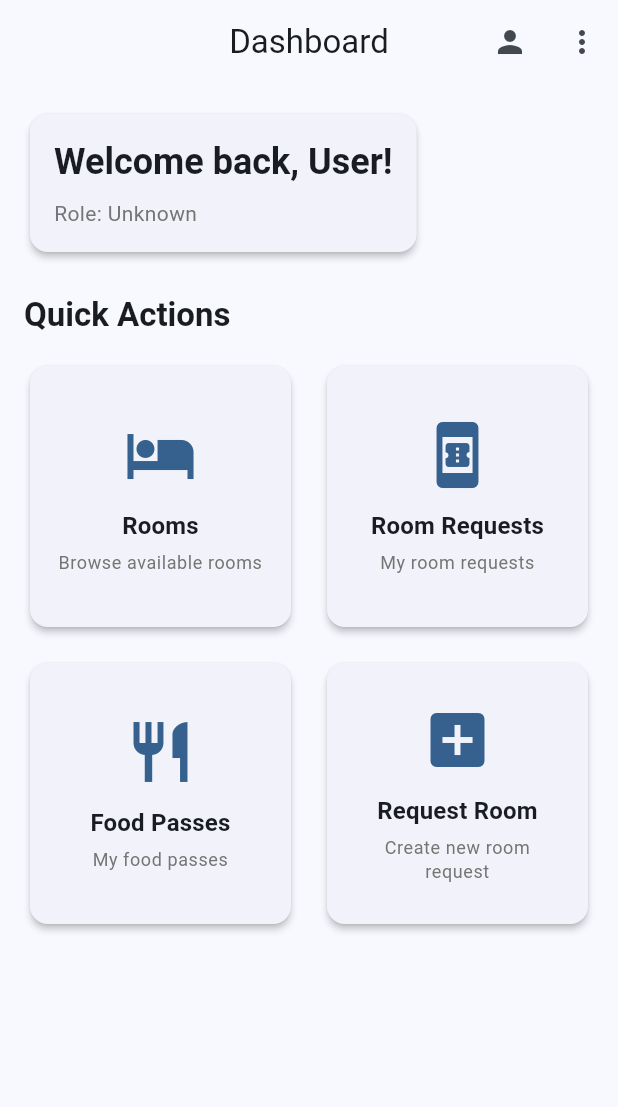
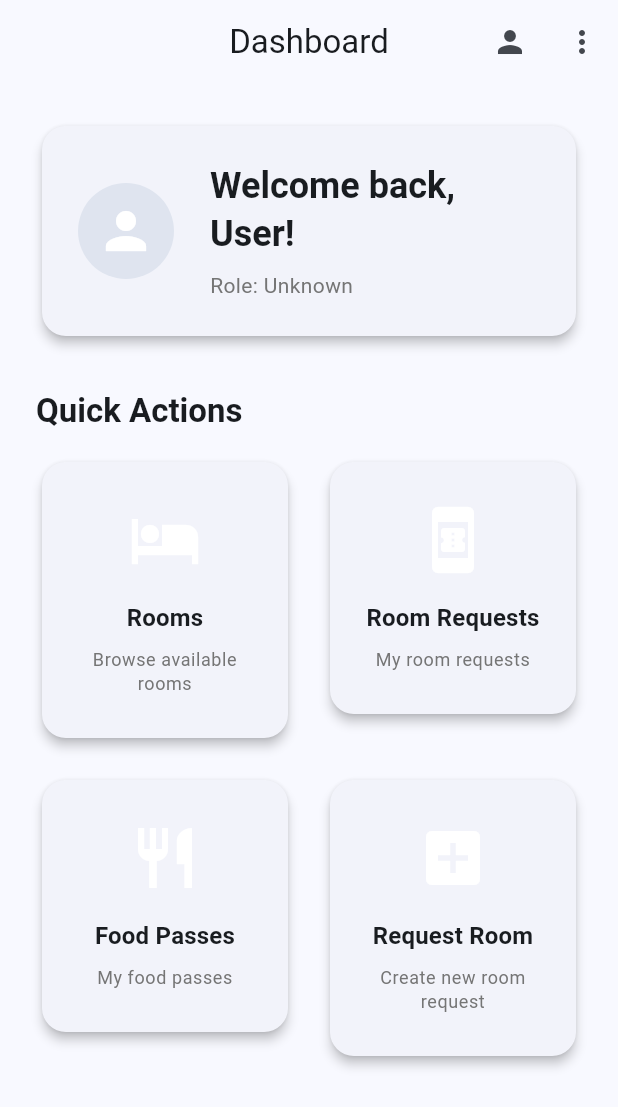
Before and after one commit to dhimant-j1/utara_app, a Flutter app: the DashboardPage screen opened by its route, on a phone screen of 412 x 824 dp. Shown: the top 1107 px of the screen. Run offline on Flutter 3.47's test engine with Material 3 defaults, Android fonts, the light colour scheme and no system bars; our stand-ins replace dio, flutter_form_builder, flutter_mobx, form_builder_validators, get_it, go_router and 2 more; accounts and stored records are empty; generated files the repository leaves out were written again.

Commit message:
made the UI better for all page

```diff
--- a/lib/features/dashboard/pages/dashboard_page.dart
+++ b/lib/features/dashboard/pages/dashboard_page.dart
@@ -10,6 +10,7 @@ class DashboardPage extends StatelessWidget {
   @override
   Widget build(BuildContext context) {
     final authStore = GetIt.instance<AuthStore>();
+    final isWide = MediaQuery.of(context).size.width > 800;
 
     return Scaffold(
       appBar: AppBar(
@@ -60,35 +61,67 @@ class DashboardPage extends StatelessWidget {
       ),
       body: Observer(
         builder: (_) => SingleChildScrollView(
-          padding: const EdgeInsets.all(16),
+          child: Center(
+            child: ConstrainedBox(
+              constraints: const BoxConstraints(maxWidth: 1100),
+              child: Padding(
+                padding: const EdgeInsets.all(24),
                 child: Column(
                   crossAxisAlignment: CrossAxisAlignment.start,
                   children: [
                     // Welcome Section
                     Card(
+                      elevation: 3,
+                      shape: RoundedRectangleBorder(
+                        borderRadius: BorderRadius.circular(16),
+                      ),
                       child: Padding(
-                  padding: const EdgeInsets.all(16),
+                        padding: const EdgeInsets.all(24),
+                        child: Row(
+                          children: [
+                            CircleAvatar(
+                              radius: 32,
+                              backgroundColor: Theme.of(context)
+                                  .primaryColor
+                                  .withOpacity(0.1),
+                              child: Icon(
+                                Icons.person,
+                                size: 40,
+                                color: Colors.white,
+                              ),
+                            ),
+                            const SizedBox(width: 24),
+                            Expanded(
                               child: Column(
                                 crossAxisAlignment: CrossAxisAlignment.start,
                                 children: [
                                   Text(
                                     'Welcome back, ${authStore.currentUser?.name ?? 'User'}!',
-                        style: Theme.of(context).textTheme.headlineSmall?.copyWith(
+                                    style: Theme.of(context)
+                                        .textTheme
+                                        .headlineSmall
+                                        ?.copyWith(
                                           fontWeight: FontWeight.bold,
                                         ),
                                   ),
                                   const SizedBox(height: 8),
                                   Text(
                                     'Role: ${_getRoleDisplayName(authStore.currentUser?.role)}',
-                        style: Theme.of(context).textTheme.bodyMedium?.copyWith(
+                                    style: Theme.of(context)
+                                        .textTheme
+                                        .bodyMedium
+                                        ?.copyWith(
                                           color: Colors.grey[600],
                                         ),
                                   ),
                                 ],
                               ),
                             ),
+                          ],
                         ),
-              const SizedBox(height: 24),
+                      ),
+                    ),
+                    const SizedBox(height: 32),
 
                     // Main Actions Grid
                     Text(
@@ -98,22 +131,15 @@ class DashboardPage extends StatelessWidget {
                           ),
                     ),
                     const SizedBox(height: 16),
-              GridView.count(
-                shrinkWrap: true,
-                physics: const NeverScrollableScrollPhysics(),
-                crossAxisCount: 2,
-                crossAxisSpacing: 16,
-                mainAxisSpacing: 16,
+                    ResponsiveGrid(
+                      crossAxisCount: isWide ? 4 : 2,
                       children: [
-                  // Rooms
                         _DashboardCard(
                           icon: Icons.hotel,
                           title: 'Rooms',
                           subtitle: 'Browse available rooms',
                           onTap: () => context.go('/rooms'),
                         ),
-
-                  // Room Requests
                         _DashboardCard(
                           icon: Icons.book_online,
                           title: 'Room Requests',
@@ -122,8 +148,6 @@ class DashboardPage extends StatelessWidget {
                               : 'My room requests',
                           onTap: () => context.go('/room-requests'),
                         ),
-
-                  // Food Passes
                         _DashboardCard(
                           icon: Icons.restaurant,
                           title: 'Food Passes',
@@ -132,8 +156,6 @@ class DashboardPage extends StatelessWidget {
                               : 'My food passes',
                           onTap: () => context.go('/food-passes'),
                         ),
-
-                  // Create Room Request
                         _DashboardCard(
                           icon: Icons.add_box,
                           title: 'Request Room',
@@ -145,7 +167,7 @@ class DashboardPage extends StatelessWidget {
 
                     // Admin/Staff Only Section
                     if (authStore.canManageRooms) ...[
-                const SizedBox(height: 32),
+                      const SizedBox(height: 40),
                       Text(
                         'Management',
                         style: Theme.of(context).textTheme.titleLarge?.copyWith(
@@ -153,38 +175,27 @@ class DashboardPage extends StatelessWidget {
                             ),
                       ),
                       const SizedBox(height: 16),
-                GridView.count(
-                  shrinkWrap: true,
-                  physics: const NeverScrollableScrollPhysics(),
-                  crossAxisCount: 2,
-                  crossAxisSpacing: 16,
-                  mainAxisSpacing: 16,
+                      ResponsiveGrid(
+                        crossAxisCount: isWide ? 4 : 2,
                         children: [
-                    // Create Room
                           _DashboardCard(
                             icon: Icons.add_home,
                             title: 'Create Room',
                             subtitle: 'Add new room',
                             onTap: () => context.go('/rooms/create'),
                           ),
-
-                    // Room Statistics
                           _DashboardCard(
                             icon: Icons.analytics,
                             title: 'Room Stats',
                             subtitle: 'View room statistics',
                             onTap: () => context.go('/rooms/stats'),
                           ),
-
-                    // Generate Food Passes
                           _DashboardCard(
                             icon: Icons.qr_code,
                             title: 'Generate Passes',
                             subtitle: 'Create food passes',
                             onTap: () => context.go('/food-passes/generate'),
                           ),
-
-                    // Scan Food Pass
                           _DashboardCard(
                             icon: Icons.qr_code_scanner,
                             title: 'Scan Pass',
@@ -197,7 +208,7 @@ class DashboardPage extends StatelessWidget {
 
                     // Admin Only Section
                     if (authStore.isAdmin) ...[
-                const SizedBox(height: 32),
+                      const SizedBox(height: 40),
                       Text(
                         'Administration',
                         style: Theme.of(context).textTheme.titleLarge?.copyWith(
@@ -205,14 +216,9 @@ class DashboardPage extends StatelessWidget {
                             ),
                       ),
                       const SizedBox(height: 16),
-                GridView.count(
-                  shrinkWrap: true,
-                  physics: const NeverScrollableScrollPhysics(),
-                  crossAxisCount: 2,
-                  crossAxisSpacing: 16,
-                  mainAxisSpacing: 16,
+                      ResponsiveGrid(
+                        crossAxisCount: isWide ? 4 : 2,
                         children: [
-                    // Create User Account
                           _DashboardCard(
                             icon: Icons.person_add,
                             title: 'Create User',
@@ -226,15 +232,57 @@ class DashboardPage extends StatelessWidget {
                 ),
               ),
             ),
+          ),
+        ),
+      ),
     );
   }
 
   String _getRoleDisplayName(dynamic role) {
     if (role == null) return 'Unknown';
-    return role.toString().split('.').last.replaceAllMapped(
+    return role
+        .toString()
+        .split('.')
+        .last
+        .replaceAllMapped(
           RegExp(r'([A-Z])'),
           (match) => ' ${match.group(1)}',
-    ).trim();
+        )
+        .trim();
+  }
+}
+
+class ResponsiveGrid extends StatelessWidget {
+  final int crossAxisCount;
+  final List<Widget> children;
+  final double spacing;
+
+  const ResponsiveGrid({
+    super.key,
+    required this.crossAxisCount,
+    required this.children,
+    this.spacing = 20,
+  });
+
+  @override
+  Widget build(BuildContext context) {
+    return LayoutBuilder(
+      builder: (context, constraints) {
+        final width = constraints.maxWidth;
+        final itemWidth =
+            (width - (crossAxisCount - 1) * spacing) / crossAxisCount;
+        return Wrap(
+          spacing: spacing,
+          runSpacing: spacing,
+          children: List.generate(children.length, (index) {
+            return SizedBox(
+              width: itemWidth,
+              child: children[index],
+            );
+          }),
+        );
+      },
+    );
   }
 }
 
@@ -254,21 +302,25 @@ class _DashboardCard extends StatelessWidget {
   @override
   Widget build(BuildContext context) {
     return Card(
-      elevation: 2,
+      elevation: 3,
+      shape: RoundedRectangleBorder(
+        borderRadius: BorderRadius.circular(16),
+      ),
       child: InkWell(
         onTap: onTap,
-        borderRadius: BorderRadius.circular(12),
+        borderRadius: BorderRadius.circular(16),
+        hoverColor: Theme.of(context).primaryColor.withOpacity(0.08),
         child: Padding(
-          padding: const EdgeInsets.all(16),
+          padding: const EdgeInsets.symmetric(vertical: 28, horizontal: 16),
           child: Column(
             mainAxisAlignment: MainAxisAlignment.center,
             children: [
               Icon(
                 icon,
                 size: 48,
-                color: Theme.of(context).primaryColor,
+                color: Colors.white,
               ),
-              const SizedBox(height: 12),
+              const SizedBox(height: 16),
               Text(
                 title,
                 style: Theme.of(context).textTheme.titleMedium?.copyWith(
@@ -276,7 +328,7 @@ class _DashboardCard extends StatelessWidget {
                     ),
                 textAlign: TextAlign.center,
               ),
-              const SizedBox(height: 4),
+              const SizedBox(height: 8),
               Text(
                 subtitle,
                 style: Theme.of(context).textTheme.bodySmall?.copyWith(
--- a/lib/features/profile/pages/profile_page.dart
+++ b/lib/features/profile/pages/profile_page.dart
@@ -31,8 +31,14 @@ class ProfilePage extends StatelessWidget {
             );
           }
 
+          return LayoutBuilder(
+            builder: (context, constraints) {
               return SingleChildScrollView(
                 padding: const EdgeInsets.all(16),
+                child: Center(
+                  child: ConstrainedBox(
+                    constraints: const BoxConstraints(
+                        maxWidth: 800), // Adjust max width as needed
                     child: Column(
                       children: [
                         // Profile Header
@@ -43,9 +49,12 @@ class ProfilePage extends StatelessWidget {
                               children: [
                                 CircleAvatar(
                                   radius: 50,
-                          backgroundColor: Theme.of(context).primaryColor,
+                                  backgroundColor:
+                                      Theme.of(context).primaryColor,
                                   child: Text(
-                            user.name.isNotEmpty ? user.name[0].toUpperCase() : 'U',
+                                    user.name.isNotEmpty
+                                        ? user.name[0].toUpperCase()
+                                        : 'U',
                                     style: const TextStyle(
                                       fontSize: 32,
                                       fontWeight: FontWeight.bold,
@@ -56,7 +65,10 @@ class ProfilePage extends StatelessWidget {
                                 const SizedBox(height: 16),
                                 Text(
                                   user.name,
-                          style: Theme.of(context).textTheme.headlineSmall?.copyWith(
+                                  style: Theme.of(context)
+                                      .textTheme
+                                      .headlineSmall
+                                      ?.copyWith(
                                         fontWeight: FontWeight.bold,
                                       ),
                                 ),
@@ -64,7 +76,8 @@ class ProfilePage extends StatelessWidget {
                                 Chip(
                                   label: Text(_getRoleDisplayName(user.role)),
                                   backgroundColor: _getRoleColor(user.role),
-                          labelStyle: const TextStyle(color: Colors.white),
+                                  labelStyle:
+                                      const TextStyle(color: Colors.white),
                                 ),
                                 if (user.isImportant) ...[
                                   const SizedBox(height: 8),
@@ -89,7 +102,10 @@ class ProfilePage extends StatelessWidget {
                               children: [
                                 Text(
                                   'Profile Information',
-                          style: Theme.of(context).textTheme.titleLarge?.copyWith(
+                                  style: Theme.of(context)
+                                      .textTheme
+                                      .titleLarge
+                                      ?.copyWith(
                                         fontWeight: FontWeight.bold,
                                       ),
                                 ),
@@ -121,20 +137,21 @@ class ProfilePage extends StatelessWidget {
                                 _ProfileInfoItem(
                                   icon: Icons.calendar_today,
                                   label: 'Member Since',
-                          value: DateFormat('MMM dd, yyyy').format(user.createdAt),
+                                  value: DateFormat('MMM dd, yyyy')
+                                      .format(user.createdAt),
                                 ),
                                 const Divider(),
                                 _ProfileInfoItem(
                                   icon: Icons.update,
                                   label: 'Last Updated',
-                          value: DateFormat('MMM dd, yyyy - HH:mm').format(user.updatedAt),
+                                  value: DateFormat('MMM dd, yyyy - HH:mm')
+                                      .format(user.updatedAt),
                                 ),
                               ],
                             ),
                           ),
                         ),
                         const SizedBox(height: 24),
-
                         // Actions
                         Card(
                           child: Padding(
@@ -144,7 +161,10 @@ class ProfilePage extends StatelessWidget {
                               children: [
                                 Text(
                                   'Actions',
-                          style: Theme.of(context).textTheme.titleLarge?.copyWith(
+                                  style: Theme.of(context)
+                                      .textTheme
+                                      .titleLarge
+                                      ?.copyWith(
                                         fontWeight: FontWeight.bold,
                                       ),
                                 ),
@@ -157,13 +177,16 @@ class ProfilePage extends StatelessWidget {
                                 ),
                                 const Divider(),
                                 ListTile(
-                          leading: const Icon(Icons.logout, color: Colors.red),
+                                  leading: const Icon(Icons.logout,
+                                      color: Colors.red),
                                   title: const Text(
                                     'Logout',
                                     style: TextStyle(color: Colors.red),
                                   ),
-                          trailing: const Icon(Icons.arrow_forward_ios, color: Colors.red),
-                          onTap: () => _showLogoutDialog(context, authStore),
+                                  trailing: const Icon(Icons.arrow_forward_ios,
+                                      color: Colors.red),
+                                  onTap: () =>
+                                      _showLogoutDialog(context, authStore),
                                 ),
                               ],
                             ),
@@ -171,6 +194,10 @@ class ProfilePage extends StatelessWidget {
                         ),
                       ],
                     ),
+                  ),
+                ),
+              );
+            },
           );
         },
       ),
--- a/lib/features/room_requests/repository/room_request_repository.dart
+++ b/lib/features/room_requests/repository/room_request_repository.dart
@@ -1,5 +1,7 @@
 import 'dart:convert';
 import 'package:http/http.dart' as http;
+import 'package:utara_app/core/di/service_locator.dart';
+import 'package:utara_app/core/stores/auth_store.dart';
 
 class RoomRequestRepository {
   static const baseUrl = 'http://localhost:8080'; // From swagger.yaml
@@ -11,11 +13,12 @@ class RoomRequestRepository {
     required String preferredType,
     String? specialRequests,
   }) async {
+    AuthStore authStore = getIt<AuthStore>();
     final response = await http.post(
-      Uri.parse('$baseUrl/room-requests'),
+      Uri.parse('$baseUrl/room-requests/'),
       headers: {
         'Content-Type': 'application/json',
-        // Add auth token header when auth is implemented
+        'Authorization': 'Bearer ${authStore.token}'
       },
       body: jsonEncode({
         'check_in_date': checkInDate.toUtc().toIso8601String(),
```
Lines whose indentation alone changed are shown as unchanged.
